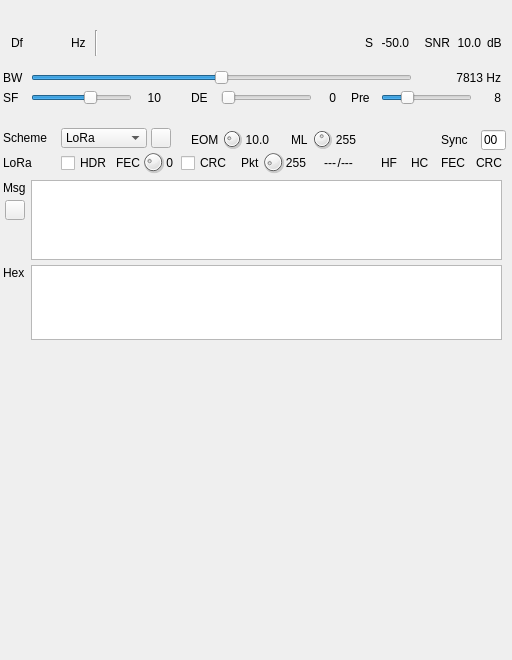
Old version of the form plugins/channelrx/demodlora/lorademodgui.ui in the repository f4exb/sdrangel.
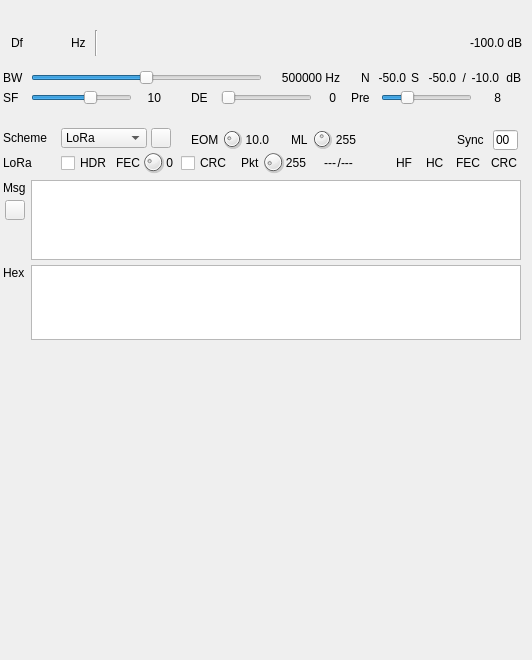
New version of the form. Icons and pictures are not drawn. Custom widgets are drawn as their Qt base class.

The edit to the form file:
```diff
--- a/plugins/channelrx/demodlora/lorademodgui.ui
+++ b/plugins/channelrx/demodlora/lorademodgui.ui
@@ -6,13 +6,13 @@
    <rect>
     <x>0</x>
     <y>0</y>
-    <width>512</width>
+    <width>532</width>
     <height>660</height>
    </rect>
   </property>
   <property name="minimumSize">
    <size>
-    <width>512</width>
+    <width>532</width>
     <height>660</height>
    </size>
   </property>
@@ -30,7 +30,7 @@
     <rect>
      <x>1</x>
      <y>20</y>
-     <width>510</width>
+     <width>530</width>
      <height>90</height>
     </rect>
    </property>
@@ -74,7 +74,7 @@
      <rect>
       <x>30</x>
       <y>50</y>
-      <width>381</width>
+      <width>231</width>
       <height>16</height>
      </rect>
     </property>
@@ -153,20 +153,14 @@
    <widget class="QLabel" name="BWText">
     <property name="geometry">
      <rect>
-      <x>420</x>
+      <x>269</x>
       <y>50</y>
-      <width>80</width>
+      <width>70</width>
       <height>16</height>
      </rect>
     </property>
-    <property name="minimumSize">
-     <size>
-      <width>80</width>
-      <height>0</height>
-     </size>
-    </property>
     <property name="text">
-     <string>7813 Hz</string>
+     <string>500000 Hz</string>
     </property>
     <property name="alignment">
      <set>Qt::AlignRight|Qt::AlignTrailing|Qt::AlignVCenter</set>
@@ -243,7 +237,7 @@
      <rect>
       <x>10</x>
       <y>10</y>
-      <width>491</width>
+      <width>511</width>
       <height>26</height>
      </rect>
     </property>
@@ -320,73 +314,27 @@
       </spacer>
      </item>
      <item>
-      <widget class="QLabel" name="sLabel">
-       <property name="text">
-        <string>S</string>
-       </property>
-      </widget>
-     </item>
-     <item>
-      <widget class="QLabel" name="sText">
+      <widget class="QLabel" name="channelPower">
        <property name="minimumSize">
         <size>
-         <width>30</width>
+         <width>60</width>
          <height>0</height>
         </size>
        </property>
        <property name="toolTip">
         <string>De-chirped signal level</string>
        </property>
-       <property name="text">
-        <string>-50.0</string>
+       <property name="layoutDirection">
+        <enum>Qt::RightToLeft</enum>
        </property>
-       <property name="alignment">
-        <set>Qt::AlignRight|Qt::AlignTrailing|Qt::AlignVCenter</set>
-       </property>
-      </widget>
-     </item>
-     <item>
-      <widget class="QLabel" name="snrLabel">
-       <property name="minimumSize">
-        <size>
-         <width>35</width>
-         <height>0</height>
-        </size>
-       </property>
        <property name="text">
-        <string>SNR</string>
+        <string>-100.0 dB</string>
        </property>
        <property name="alignment">
         <set>Qt::AlignRight|Qt::AlignTrailing|Qt::AlignVCenter</set>
        </property>
       </widget>
      </item>
-     <item>
-      <widget class="QLabel" name="snrText">
-       <property name="minimumSize">
-        <size>
-         <width>25</width>
-         <height>0</height>
-        </size>
-       </property>
-       <property name="toolTip">
-        <string>De-chirped SNR level</string>
-       </property>
-       <property name="text">
-        <string>10.0</string>
-       </property>
-       <property name="alignment">
-        <set>Qt::AlignRight|Qt::AlignTrailing|Qt::AlignVCenter</set>
-       </property>
-      </widget>
-     </item>
-     <item>
-      <widget class="QLabel" name="sUnits">
-       <property name="text">
-        <string>dB</string>
-       </property>
-      </widget>
-     </item>
     </layout>
    </widget>
    <widget class="QLabel" name="preambleChirpsText">
@@ -455,13 +403,140 @@
      <enum>Qt::Horizontal</enum>
     </property>
    </widget>
+   <widget class="QLabel" name="sUnits">
+    <property name="geometry">
+     <rect>
+      <x>500</x>
+      <y>50</y>
+      <width>20</width>
+      <height>16</height>
+     </rect>
+    </property>
+    <property name="text">
+     <string>dB</string>
+    </property>
+    <property name="alignment">
+     <set>Qt::AlignRight|Qt::AlignTrailing|Qt::AlignVCenter</set>
+    </property>
+   </widget>
+   <widget class="QLabel" name="snrText">
+    <property name="geometry">
+     <rect>
+      <x>470</x>
+      <y>50</y>
+      <width>28</width>
+      <height>16</height>
+     </rect>
+    </property>
+    <property name="minimumSize">
+     <size>
+      <width>25</width>
+      <height>0</height>
+     </size>
+    </property>
+    <property name="toolTip">
+     <string>De-chirped Signal to Noise Ratio</string>
+    </property>
+    <property name="text">
+     <string>-10.0</string>
+    </property>
+    <property name="alignment">
+     <set>Qt::AlignRight|Qt::AlignTrailing|Qt::AlignVCenter</set>
+    </property>
+   </widget>
+   <widget class="QLabel" name="snrLabel">
+    <property name="geometry">
+     <rect>
+      <x>460</x>
+      <y>50</y>
+      <width>5</width>
+      <height>16</height>
+     </rect>
+    </property>
+    <property name="text">
+     <string>/</string>
+    </property>
+    <property name="alignment">
+     <set>Qt::AlignRight|Qt::AlignTrailing|Qt::AlignVCenter</set>
+    </property>
+   </widget>
+   <widget class="QLabel" name="sText">
+    <property name="geometry">
+     <rect>
+      <x>425</x>
+      <y>50</y>
+      <width>30</width>
+      <height>16</height>
+     </rect>
+    </property>
+    <property name="minimumSize">
+     <size>
+      <width>30</width>
+      <height>0</height>
+     </size>
+    </property>
+    <property name="toolTip">
+     <string>De-chirped signal power</string>
+    </property>
+    <property name="text">
+     <string>-50.0</string>
+    </property>
+    <property name="alignment">
+     <set>Qt::AlignRight|Qt::AlignTrailing|Qt::AlignVCenter</set>
+    </property>
+   </widget>
+   <widget class="QLabel" name="sLabel">
+    <property name="geometry">
+     <rect>
+      <x>410</x>
+      <y>50</y>
+      <width>9</width>
+      <height>16</height>
+     </rect>
+    </property>
+    <property name="text">
+     <string>S</string>
+    </property>
+   </widget>
+   <widget class="QLabel" name="nText">
+    <property name="geometry">
+     <rect>
+      <x>375</x>
+      <y>50</y>
+      <width>30</width>
+      <height>16</height>
+     </rect>
+    </property>
+    <property name="toolTip">
+     <string>De-chirped noise power</string>
+    </property>
+    <property name="text">
+     <string>-50.0</string>
+    </property>
+    <property name="alignment">
+     <set>Qt::AlignRight|Qt::AlignTrailing|Qt::AlignVCenter</set>
+    </property>
+   </widget>
+   <widget class="QLabel" name="nLabel">
+    <property name="geometry">
+     <rect>
+      <x>360</x>
+      <y>50</y>
+      <width>10</width>
+      <height>16</height>
+     </rect>
+    </property>
+    <property name="text">
+     <string>N</string>
+    </property>
+   </widget>
   </widget>
   <widget class="QWidget" name="payloadContainer" native="true">
    <property name="geometry">
     <rect>
      <x>1</x>
      <y>120</y>
-     <width>510</width>
+     <width>530</width>
      <height>230</height>
     </rect>
    </property>
@@ -505,7 +580,7 @@
      <rect>
       <x>30</x>
       <y>60</y>
-      <width>471</width>
+      <width>490</width>
       <height>80</height>
      </rect>
     </property>
@@ -712,7 +787,7 @@
    <widget class="QLineEdit" name="syncWord">
     <property name="geometry">
      <rect>
-      <x>480</x>
+      <x>492</x>
       <y>10</y>
       <width>25</width>
       <height>20</height>
@@ -832,7 +907,7 @@
      <rect>
       <x>30</x>
       <y>145</y>
-      <width>471</width>
+      <width>490</width>
       <height>75</height>
      </rect>
     </property>
@@ -897,7 +972,7 @@
    <widget class="QLabel" name="syncWordLabel">
     <property name="geometry">
      <rect>
-      <x>440</x>
+      <x>456</x>
       <y>10</y>
       <width>30</width>
       <height>19</height>
@@ -910,7 +985,7 @@
    <widget class="QLabel" name="headerHammingStatus">
     <property name="geometry">
      <rect>
-      <x>380</x>
+      <x>395</x>
       <y>35</y>
       <width>20</width>
       <height>16</height>
@@ -926,7 +1001,7 @@
    <widget class="QLabel" name="headerCRCStatus">
     <property name="geometry">
      <rect>
-      <x>410</x>
+      <x>425</x>
       <y>35</y>
       <width>20</width>
       <height>16</height>
@@ -942,7 +1017,7 @@
    <widget class="QLabel" name="payloadFECStatus">
     <property name="geometry">
      <rect>
-      <x>440</x>
+      <x>455</x>
       <y>35</y>
       <width>25</width>
       <height>16</height>
@@ -958,7 +1033,7 @@
    <widget class="QLabel" name="payloadCRCStatus">
     <property name="geometry">
      <rect>
-      <x>475</x>
+      <x>490</x>
       <y>35</y>
       <width>28</width>
       <height>16</height>
@@ -1031,7 +1106,7 @@
     <rect>
      <x>1</x>
      <y>360</y>
-     <width>510</width>
+     <width>530</width>
      <height>260</height>
     </rect>
    </property>
```
Left out of the diff: 2 changed lines with no effect on the pictures.
